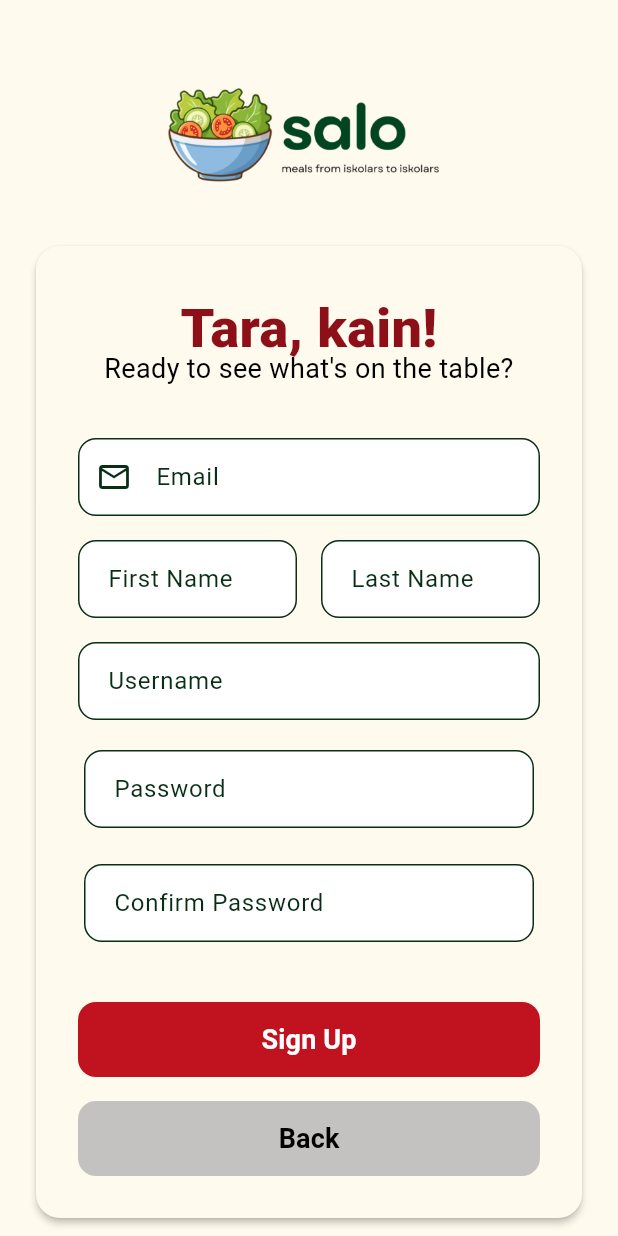
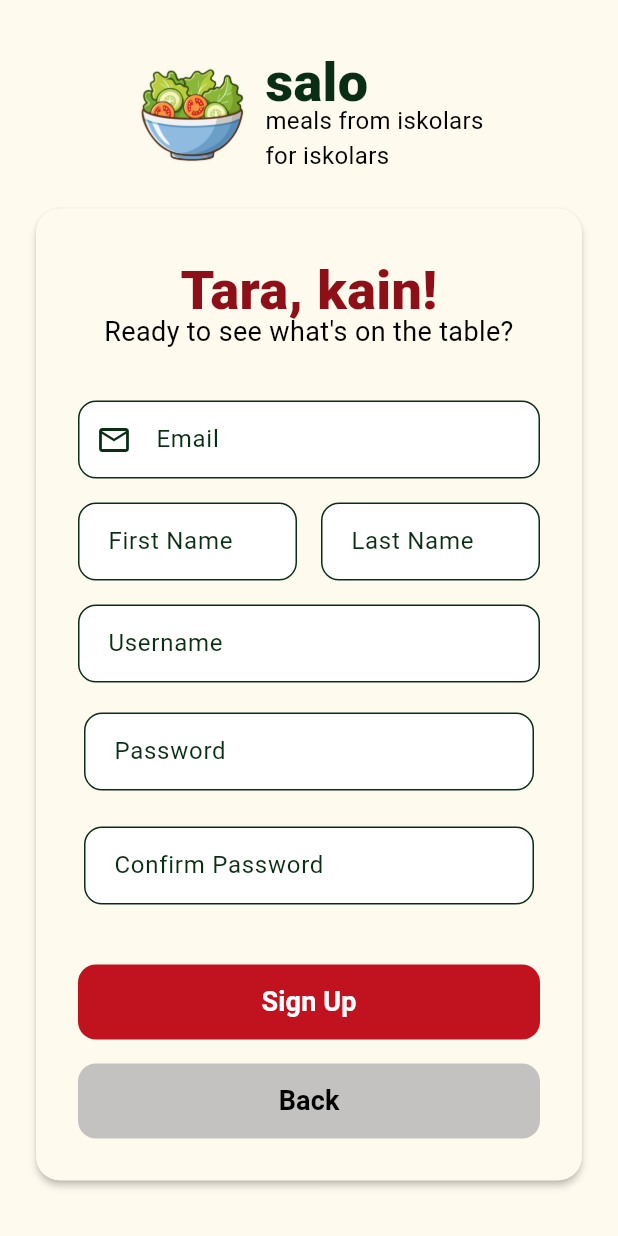
Before and after one commit to mppesino/CMSC-23-CFM, a Flutter app: the screen it shows after launch, after a tap on "Sign Up", on a phone screen of 412 x 824 dp. Run offline on Flutter 3.47's test engine with Material 3 defaults, Android fonts, the phone set to English and light mode, and no system bars; our stand-ins replace cloud_firestore, email_validator, firebase_auth, firebase_core, google_fonts; accounts and stored records are empty.

Commit message:
ui: fixed saloheader being too blurry to read text:

```diff
--- a/food_sharing/lib/auth_gate.dart
+++ b/food_sharing/lib/auth_gate.dart
@@ -71,7 +71,10 @@ return StreamBuilder(
     final user = context.watch<UsersProvider>().currentUser;
 
     if (user == null || !user.isOnboarded) {
-      return const WelcomeScreen();
+      return WelcomeScreen(
+        title: widget.title,
+        subtitle: widget.subtitle,
+      );
     }
 
     return const AppFrame();
--- a/food_sharing/lib/component/layouts.dart
+++ b/food_sharing/lib/component/layouts.dart
@@ -1,5 +1,6 @@
 import 'package:flutter/cupertino.dart';
 import 'package:flutter/material.dart';
+import 'package:food_sharing/theme/app_theme.dart';
 
 // FullHeightColumn
 // If contents of the column is short, it expands to fill the screen vertically
@@ -59,3 +60,45 @@ class CenteredColumn extends StatelessWidget {
     );
   }
 }
+
+class SaloHeader extends StatelessWidget {
+  final String title;
+  final List<String> subtitle;
+
+  const SaloHeader({
+    super.key,
+    required this.title,
+    required this.subtitle,
+  });
+
+  @override
+  Widget build(BuildContext context) {
+    return Row(
+      mainAxisAlignment: MainAxisAlignment.center,
+      children: [
+        Image.asset(
+          'assets/salologo_only.png',
+          height: 64
+        ),
+        const SizedBox(width: 10),
+        Column(
+          crossAxisAlignment: CrossAxisAlignment.start,
+          children: [
+            Text(
+              title,
+              style: TextStyleTheme.titleSmall,
+            ),
+            Text(
+              subtitle[0],
+              style: TextStyleTheme.subtitle,
+            ),
+            Text(
+              subtitle[1],
+              style: TextStyleTheme.subtitle,
+            ),
+          ],
+        ),
+      ],
+    );
+  }
+}
--- a/food_sharing/lib/main.dart
+++ b/food_sharing/lib/main.dart
@@ -60,9 +60,9 @@ class FoodSharing extends StatelessWidget {
       initialRoute: "/",
       routes:{
         '/': (context) => AuthGate(title: appTitle, subtitle: appSubtitle),
-        "/login": (context) => LoginPage(title: appTitle),
-        "/signup": (context) => SignupPage(title: appTitle),
-        "/welcome": (context) => WelcomeScreen(),
+        "/login": (context) => LoginPage(title: appTitle, subtitle: appSubtitle,),
+        "/signup": (context) => SignupPage(title: appTitle, subtitle: appSubtitle,),
+        "/welcome": (context) => WelcomeScreen(title: appTitle, subtitle: appSubtitle),
         "/app_frame": (context) => AppFrame(),
         "/search": (context) => SearchPage()
       },
--- a/food_sharing/lib/screen/auth/landing_page.dart
+++ b/food_sharing/lib/screen/auth/landing_page.dart
@@ -1,6 +1,7 @@
 import 'package:flutter/material.dart';
 import 'package:food_sharing/component/buttons.dart';
 import 'package:food_sharing/component/layouts.dart';
+import 'package:food_sharing/theme/app_theme.dart';
 class LandingPage extends StatelessWidget {
   final String title;
   final List<String> subtitle;
@@ -18,10 +19,15 @@ class LandingPage extends StatelessWidget {
         body:SizedBox.expand(
         child:
          CenteredColumn(  children: [
+              Column(children: [
               Image.asset(
-                'assets/salologo.png',
-                height: 280,
+                'assets/salologo_only.png',
+                height: 160,
               ),
+              Text(title, style: TextStyleTheme.title,),
+              Text(subtitle[0] , style: TextStyleTheme.subtitle,),
+              Text(subtitle[1], style: TextStyleTheme.subtitle,)
+              ],),
               Padding(padding: EdgeInsets.only(top:30), child: Column(children: [
                 Padding(padding: const EdgeInsets.all(6), child:PrimaryButton(onPressed: () {Navigator.pushNamed(context, '/login');}, text: "Login", style:  "red")),
                 Padding(padding: const EdgeInsets.all(6), child:PrimaryButton(onPressed:() {Navigator.pushNamed(context, '/signup');}, text: "Sign Up", style: "gray")),
--- a/food_sharing/lib/screen/auth/login_page.dart
+++ b/food_sharing/lib/screen/auth/login_page.dart
@@ -9,7 +9,8 @@ import "package:provider/provider.dart";
 
 class LoginPage extends StatefulWidget {
   final String title;
-  const LoginPage({super.key, required this.title});
+  final List<String> subtitle;
+  const LoginPage({super.key, required this.title, required this.subtitle});
 
   @override
   LoginPageState createState() => LoginPageState();
@@ -45,10 +46,8 @@ class LoginPageState extends State<LoginPage> {
         children: [
           FullHeightColumn(children: [
             const SizedBox(height: 40),
-            Image.asset(
-              'assets/salologo1.png',
-              height: 100,
-            ),
+
+            SaloHeader(title: widget.title, subtitle: widget.subtitle),
 
             Expanded(
               child: Form(
--- a/food_sharing/lib/screen/auth/signup_page.dart
+++ b/food_sharing/lib/screen/auth/signup_page.dart
@@ -9,7 +9,9 @@ import "package:provider/provider.dart";
 
 class SignupPage extends StatefulWidget {
   final String title;
-  SignupPage({super.key, required this.title});
+  final List<String> subtitle;
+
+  SignupPage({super.key, required this.title, required this.subtitle});
 
   @override
   SignupPageState createState() => SignupPageState();
@@ -59,10 +61,9 @@ class SignupPageState extends State<SignupPage> {
         children: [
           FullHeightColumn(children: [
             const SizedBox(height: 40),
-            Image.asset(
-              'assets/salologo1.png',
-              height: 100,
-            ),
+
+            SaloHeader(title: widget.title, subtitle: widget.subtitle),
+
             Expanded(
               child: Form(
                 key: _signupFormKey,
--- a/food_sharing/lib/screen/auth/welcome.dart
+++ b/food_sharing/lib/screen/auth/welcome.dart
@@ -1,11 +1,15 @@
 // this file is for the welcome page after clicking log in
 
 import 'package:flutter/material.dart';
+import 'package:food_sharing/component/layouts.dart';
 import 'package:food_sharing/provider/users_provider.dart';
+import 'package:food_sharing/theme/app_theme.dart';
 import 'package:provider/provider.dart';
 
 class WelcomeScreen extends StatefulWidget {
-  const WelcomeScreen({super.key});
+  final String title;
+  final List<String> subtitle;
+  const WelcomeScreen({super.key, required this.title, required this.subtitle});
 
   @override
   State<WelcomeScreen> createState() => _WelcomeScreenState();
@@ -61,10 +65,7 @@ class _WelcomeScreenState extends State<WelcomeScreen> {
           child: Column(
             children: [
               // app logo
-              Image.asset(
-                'assets/salologo.png',
-                height: 80,
-              ),
+              SaloHeader(title: widget.title, subtitle: widget.subtitle),
 
               const SizedBox(height: 20),
 
--- a/food_sharing/lib/theme/app_theme.dart
+++ b/food_sharing/lib/theme/app_theme.dart
@@ -45,7 +45,7 @@ class BrandColors {
 
 class TextStyleTheme {
   static final title = GoogleFonts.sourGummy(
-    fontSize: 72,
+    fontSize: 64,
     fontWeight: FontWeight.w800,
     color: BrandColors.darkGreen,
     height: 0.8,
@@ -53,6 +53,14 @@ class TextStyleTheme {
 
   static final titleSmall = GoogleFonts.sourGummy(
     fontSize: 36,
+    fontWeight: FontWeight.w800,
+    color: BrandColors.darkGreen,
+    height: 0.8,
+  );
+
+
+  static final titleXs = GoogleFonts.sourGummy(
+    fontSize: 22,
     fontWeight: FontWeight.w800,
     color: BrandColors.darkGreen,
     height: 0.8,
@@ -90,7 +98,7 @@ class TextStyleTheme {
   );
 
   static final subtitle = GoogleFonts.sourGummy(
-    fontSize: 24,
+    fontSize: 16,
     fontWeight: FontWeight.w400,
     color: BrandColors.black
   );
--- a/food_sharing/pubspec.yaml
+++ b/food_sharing/pubspec.yaml
@@ -62,3 +62,4 @@ flutter:
   assets:
     - assets/salologo.png
     - assets/salologo1.png
+    - assets/salologo_only.png
```
Also changed, not shown: food_sharing/assets/salologo_only.png (added).
